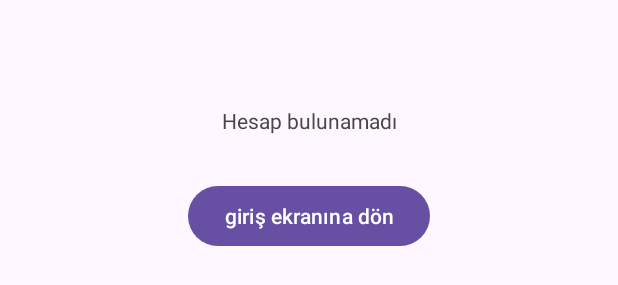
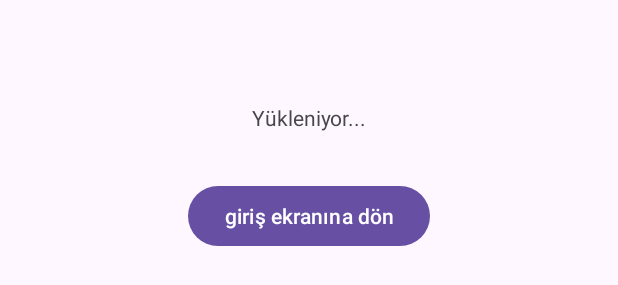
Before and after one commit to EmreCogac/DeTapp, an Android app: the layout fragment_user_fragment.xml on its own in the app's theme, with its tools: preview values and no code run, on a phone screen of 412 x 824 dp. Shown: the part 402-687 px from the top of the screen. Run offline under Robolectric (Android 15) with nearby library versions, the phone set to English and light mode, and no system bars.

```diff
--- a/app/src/main/java/com/example/detapp/model/ProfileDataModel.kt
+++ b/app/src/main/java/com/example/detapp/model/ProfileDataModel.kt
@@ -9,4 +9,6 @@ data class ProfileDataModel(
     var username: String,
     var email: String,
     var pass:String,
-) : Serializable
+) : Serializable {
+
+}
--- a/app/src/main/java/com/example/detapp/viewmodel/AuthViewModel.kt
+++ b/app/src/main/java/com/example/detapp/viewmodel/AuthViewModel.kt
@@ -4,8 +4,10 @@ import android.app.Application
 import android.provider.ContactsContract.Profile
 import android.widget.Toast
 import androidx.lifecycle.AndroidViewModel
+import androidx.lifecycle.LiveData
 import androidx.lifecycle.MutableLiveData
 import com.example.detapp.model.ProfileDataModel
+import com.example.detapp.model.ProfileInfoDataModel
 import com.example.detapp.repo.AuthRepo
 import com.google.firebase.Firebase
 import com.google.firebase.auth.FirebaseAuth
@@ -30,8 +32,8 @@ class AuthViewModel(application: Application) : AndroidViewModel(application) {
     }
 
 
-    fun deneme(){
-        repository.deneme()
+    fun deneme() : LiveData<ProfileInfoDataModel> {
+       return repository.deneme()
     }
     fun login(email: String?, pass: String?) {
         repository.login(email, pass)
--- a/app/src/main/java/com/example/detapp/viewmodel/ProfileViewModel.kt
+++ b/app/src/main/java/com/example/detapp/viewmodel/ProfileViewModel.kt
@@ -20,8 +20,8 @@ class ProfileViewModel(application: Application) : AndroidViewModel(application)
         loggedStatus = repository.userLoggedMutableLiveData
     }
 
-    fun profileInfo(model: ProfileDataModel){
-        repository.profileInfo(model)
+    fun pInfo() : ProfileDataModel{
+        return repository.profileInfo()!!
     }
 
 }
--- a/app/src/main/res/layout/fragment_user_fragment.xml
+++ b/app/src/main/res/layout/fragment_user_fragment.xml
@@ -13,16 +13,50 @@
         android:layout_height="wrap_content"
         app:layout_constraintGuide_percent="0.90"
         />
-   <TextView
-       android:id="@+id/hesap"
-       android:layout_width="wrap_content"
-       android:layout_height="wrap_content"
-       android:text="Hesap bulunamadı"
-       android:layout_marginBottom="30dp"
-       app:layout_constraintBottom_toTopOf="@id/geridon"
-       app:layout_constraintStart_toStartOf="parent"
-       app:layout_constraintEnd_toEndOf="parent"
-       />
+
+    <LinearLayout
+        android:layout_width="wrap_content"
+        android:layout_height="wrap_content"
+        app:layout_constraintBottom_toTopOf="@id/geridon"
+        app:layout_constraintEnd_toEndOf="parent"
+        app:layout_constraintStart_toStartOf="parent"
+        android:orientation="vertical">
+        <TextView
+            android:id="@+id/hesap"
+            android:layout_width="wrap_content"
+            android:layout_height="wrap_content"
+            android:layout_marginBottom="32dp"
+            android:text="Yükleniyor..."
+            />
+        <TextView
+            android:id="@+id/ad"
+            android:layout_width="wrap_content"
+            android:layout_height="wrap_content"
+            android:layout_marginBottom="32dp"
+            android:text="Yükleniyor..."
+            android:visibility="gone"
+            />
+        <TextView
+            android:id="@+id/soyad"
+            android:layout_width="wrap_content"
+            android:layout_height="wrap_content"
+            android:layout_marginBottom="32dp"
+            android:text="Yükleniyor..."
+            android:visibility="gone"
+
+            />
+        <TextView
+            android:id="@+id/mail"
+            android:layout_width="wrap_content"
+            android:layout_height="wrap_content"
+            android:layout_marginBottom="32dp"
+            android:text="Yükleniyor..."
+            android:visibility="gone"
+            />
+
+    </LinearLayout>
+
+
     <Button
         android:id="@+id/geridon"
         android:text="giriş ekranına dön"
```
Also changed, not shown: app/src/main/java/com/example/detapp/model/ProfileInfoDataModel.kt (added, +8 -0 lines), app/src/main/java/com/example/detapp/repo/AuthRepo.kt (+20 -10 lines), app/src/main/java/com/example/detapp/repo/ProfileInfoRepo.kt (+10 -6 lines), app/src/main/java/com/example/detapp/view/user_fragment.kt (+25 -4 lines).
